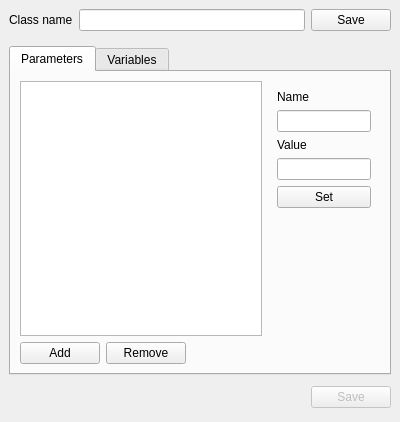
Before: the Qt Designer form gvle2.modeling.differenceEquation/src/editclass.ui in Chabrier/plugins, drawn with Qt 5.
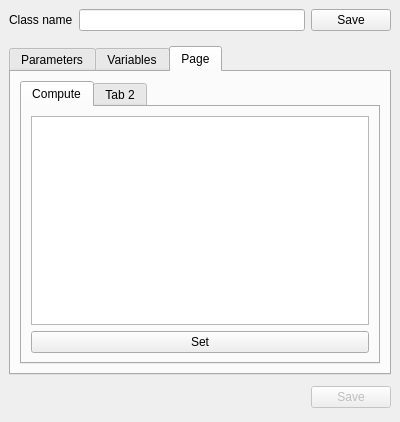
After: the same form once the commit is applied. The open tabs and pages were chosen to show the change.

Patch:
```diff
--- a/gvle2.modeling.differenceEquation/src/editclass.ui
+++ b/gvle2.modeling.differenceEquation/src/editclass.ui
@@ -196,9 +196,6 @@
             </item>
            </layout>
           </item>
-          <item row="0" column="0">
-           <widget class="QListWidget" name="parametersList"/>
-          </item>
           <item row="0" column="1">
            <widget class="QWidget" name="parameterEditBox" native="true">
             <property name="enabled">
@@ -259,6 +256,15 @@
             </layout>
            </widget>
           </item>
+          <item row="0" column="0">
+           <widget class="QTreeWidget" name="parametersList">
+            <column>
+             <property name="text">
+              <string notr="true">1</string>
+             </property>
+            </column>
+           </widget>
+          </item>
          </layout>
         </widget>
         <widget class="QWidget" name="tabVariables">
@@ -275,6 +281,42 @@
           </item>
          </layout>
         </widget>
+        <widget class="QWidget" name="tabCodes">
+         <attribute name="title">
+          <string>Page</string>
+         </attribute>
+         <layout class="QVBoxLayout" name="verticalLayout_5">
+          <item>
+           <widget class="QTabWidget" name="tabWidgetCodes">
+            <property name="currentIndex">
+             <number>0</number>
+            </property>
+            <widget class="QWidget" name="tabCompute">
+             <attribute name="title">
+              <string>Compute</string>
+             </attribute>
+             <layout class="QVBoxLayout" name="verticalLayout_6">
+              <item>
+               <widget class="QPlainTextEdit" name="editCompute"/>
+              </item>
+              <item>
+               <widget class="QPushButton" name="buttonCompute">
+                <property name="text">
+                 <string>Set</string>
+                </property>
+               </widget>
+              </item>
+             </layout>
+            </widget>
+            <widget class="QWidget" name="tab_2">
+             <attribute name="title">
+              <string>Tab 2</string>
+             </attribute>
+            </widget>
+           </widget>
+          </item>
+         </layout>
+        </widget>
        </widget>
       </item>
      </layout>
```
